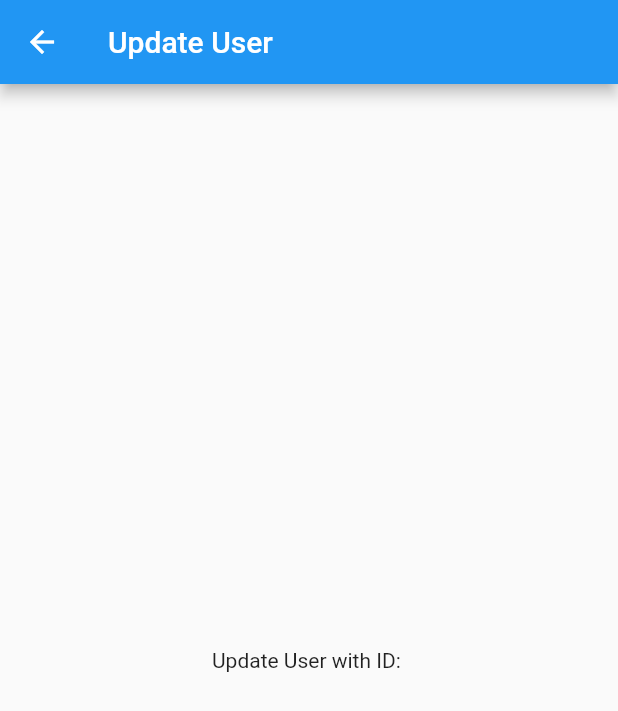
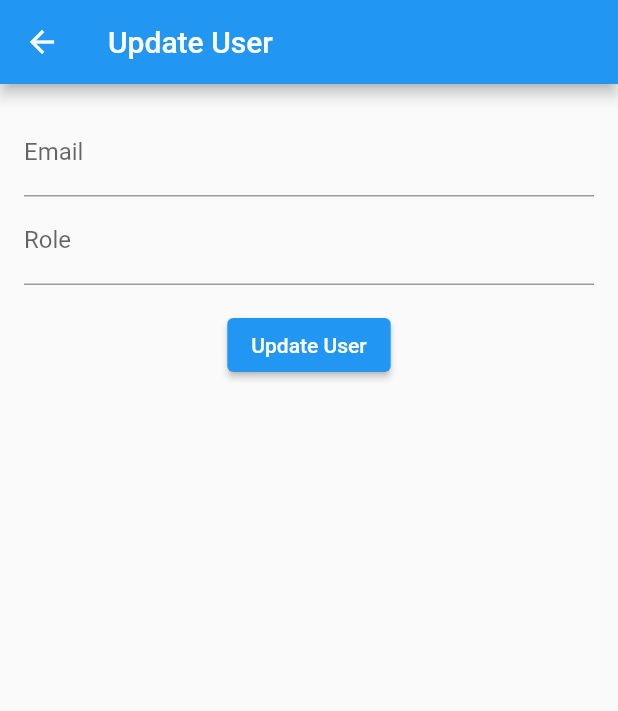
Before and after one commit to mikemwai/localbiz, a Flutter app: the UpdateUserScreen screen opened directly with empty values, on a phone screen of 412 x 824 dp. Shown: the top 711 px of the screen. Run offline on Flutter 3.47's test engine with Material 2 defaults, Android fonts, the light colour scheme and no system bars; our stand-ins replace cloud_firestore, firebase_auth, firebase_core, fluttertoast, font_awesome_flutter, google_sign_in and 1 more; accounts and stored records are empty.

Commit message:
Sprint 2.3: CRUD!!!!

```diff
--- a/lib/screens/admin.dart
+++ b/lib/screens/admin.dart
@@ -564,20 +564,106 @@ class _CreateUserScreenState extends State<CreateUserScreen> {
   }
 }
 
-class UpdateUserScreen extends StatelessWidget {
+class UpdateUserScreen extends StatefulWidget {
   final String userId;
 
   UpdateUserScreen(this.userId);
 
   @override
+  _UpdateUserScreenState createState() => _UpdateUserScreenState();
+}
+
+class _UpdateUserScreenState extends State<UpdateUserScreen> {
+  final _formKey = GlobalKey<FormState>();
+  final TextEditingController _emailController = TextEditingController();
+  final TextEditingController _roleController = TextEditingController();
+
+  @override
+  void initState() {
+    super.initState();
+    getUserDetails();
+  }
+
+  void getUserDetails() async {
+    // Retrieve user details from Firestore using the provided userId
+    DocumentSnapshot snapshot = await FirebaseFirestore.instance
+        .collection('users')
+        .doc(widget.userId)
+        .get();
+
+    if (snapshot.exists) {
+      final user = snapshot.data() as Map<String, dynamic>;
+      final String email = user['email'];
+      final String role = user['role'];
+
+      setState(() {
+        _emailController.text = email;
+        _roleController.text = role;
+      });
+    }
+  }
+
+  void _updateUser() {
+    if (_formKey.currentState!.validate()) {
+      final String email = _emailController.text;
+      final String role = _roleController.text;
+
+      // TODO: Implement user update logic using Firestore
+      updateUserInFirestore(email, role);
+
+      // Navigate back to the user screen
+      Navigator.pop(context);
+    }
+  }
+
+  void updateUserInFirestore(String email, String role) {
+    FirebaseFirestore.instance.collection('users').doc(widget.userId).update({
+      'email': email,
+      'role': role,
+    });
+    print('User updated: email=$email, role=$role');
+  }
+
+  @override
   Widget build(BuildContext context) {
-    // TODO: Build the update user screen UI
     return Scaffold(
       appBar: AppBar(
         title: Text('Update User'),
       ),
-      body: Center(
-        child: Text('Update User with ID: $userId'),
+      body: Padding(
+        padding: EdgeInsets.all(16.0),
+        child: Form(
+          key: _formKey,
+          child: Column(
+            children: [
+              TextFormField(
+                controller: _emailController,
+                decoration: InputDecoration(labelText: 'Email'),
+                validator: (value) {
+                  if (value == null || value.isEmpty) {
+                    return 'Please enter an email';
+                  }
+                  return null;
+                },
+              ),
+              TextFormField(
+                controller: _roleController,
+                decoration: InputDecoration(labelText: 'Role'),
+                validator: (value) {
+                  if (value == null || value.isEmpty) {
+                    return 'Please enter a role';
+                  }
+                  return null;
+                },
+              ),
+              SizedBox(height: 16.0),
+              ElevatedButton(
+                onPressed: _updateUser,
+                child: Text('Update User'),
+              ),
+            ],
+          ),
+        ),
       ),
     );
   }
```
